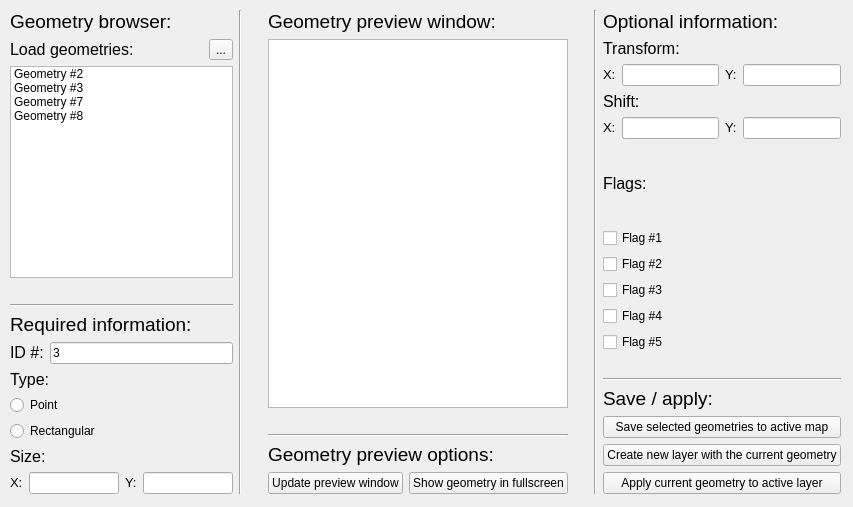
Above: doc/editor_mockups/geometry_tool.ui from fifengine/fifengine before the change. Below: the same form after it.
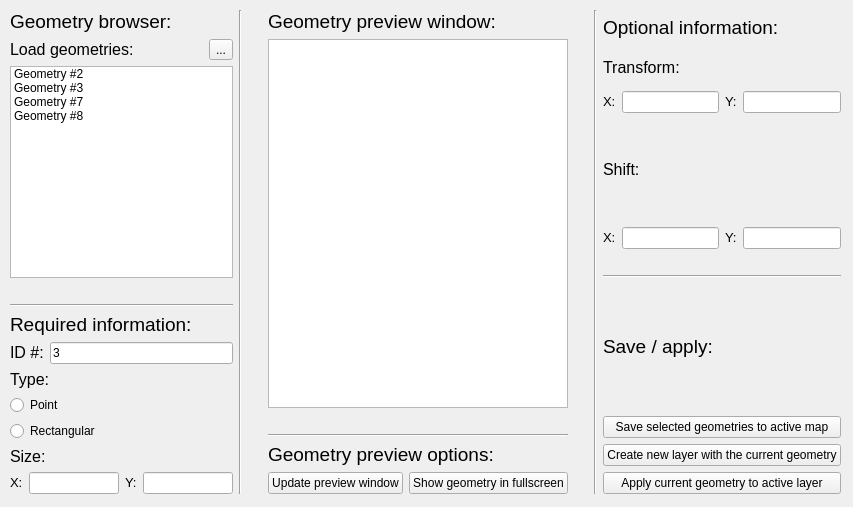
That is the form after the change.

Commit message: * Updated French readme by HawK-EyE  * Slightly updated geometry tool mockup (rename POINT geometry type to correct name HEXAGONAL geometry & removed the flags section as these flags are just useful to work around certain Fallout legacy issues and aren't needed to create geometries from scratch)

```diff
--- a/doc/editor_mockups/geometry_tool.ui
+++ b/doc/editor_mockups/geometry_tool.ui
@@ -609,51 +609,6 @@
             </item>
            </layout>
           </item>
-          <item row="5" column="0" >
-           <widget class="QCheckBox" name="checkBox_3" >
-            <property name="text" >
-             <string>Flag #3</string>
-            </property>
-           </widget>
-          </item>
-          <item row="3" column="0" >
-           <widget class="QCheckBox" name="checkBox_5" >
-            <property name="text" >
-             <string>Flag #1</string>
-            </property>
-           </widget>
-          </item>
-          <item row="2" column="0" >
-           <widget class="QLabel" name="label_12" >
-            <property name="text" >
-             <string>&lt;html>&lt;head>&lt;meta name="qrichtext" content="1" />&lt;style type="text/css">
-p, li { white-space: pre-wrap; }
-&lt;/style>&lt;/head>&lt;body style=" font-family:'MS Shell Dlg 2'; font-size:8.25pt; font-weight:400; font-style:normal; text-decoration:none;">
-&lt;p style=" margin-top:0px; margin-bottom:0px; margin-left:0px; margin-right:0px; -qt-block-indent:0; text-indent:0px;">&lt;span style=" font-size:12pt;">Flags:&lt;/span>&lt;/p>&lt;/body>&lt;/html></string>
-            </property>
-           </widget>
-          </item>
-          <item row="6" column="0" >
-           <widget class="QCheckBox" name="checkBox_2" >
-            <property name="text" >
-             <string>Flag #4</string>
-            </property>
-           </widget>
-          </item>
-          <item row="7" column="0" >
-           <widget class="QCheckBox" name="checkBox" >
-            <property name="text" >
-             <string>Flag #5</string>
-            </property>
-           </widget>
-          </item>
-          <item row="4" column="0" >
-           <widget class="QCheckBox" name="checkBox_4" >
-            <property name="text" >
-             <string>Flag #2</string>
-            </property>
-           </widget>
-          </item>
           <item row="8" column="0" >
            <layout class="QVBoxLayout" >
             <property name="margin" >
```
The commit also changes 1 other file.
